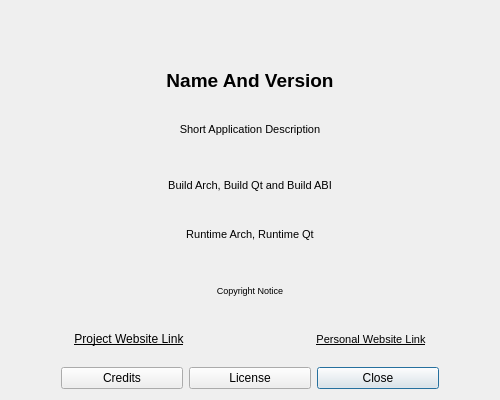
Tw1ddle/geometrize, file Geometrize/dialog/aboutdialog.ui: the form before one commit.
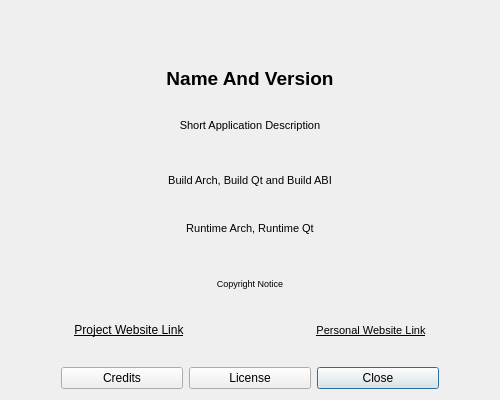
The form after the commit. Icons and pictures are not drawn.

What changed in the file:
```diff
--- a/Geometrize/dialog/aboutdialog.ui
+++ b/Geometrize/dialog/aboutdialog.ui
@@ -270,6 +270,22 @@
      </item>
     </layout>
    </item>
+   <item>
+    <spacer name="websitesAndBottomButtonSpacer">
+     <property name="orientation">
+      <enum>Qt::Vertical</enum>
+     </property>
+     <property name="sizeType">
+      <enum>QSizePolicy::Fixed</enum>
+     </property>
+     <property name="sizeHint" stdset="0">
+      <size>
+       <width>20</width>
+       <height>10</height>
+      </size>
+     </property>
+    </spacer>
+   </item>
    <item>
     <layout class="QHBoxLayout" name="buttonGroup" stretch="0,0,0">
      <property name="leftMargin">
```
